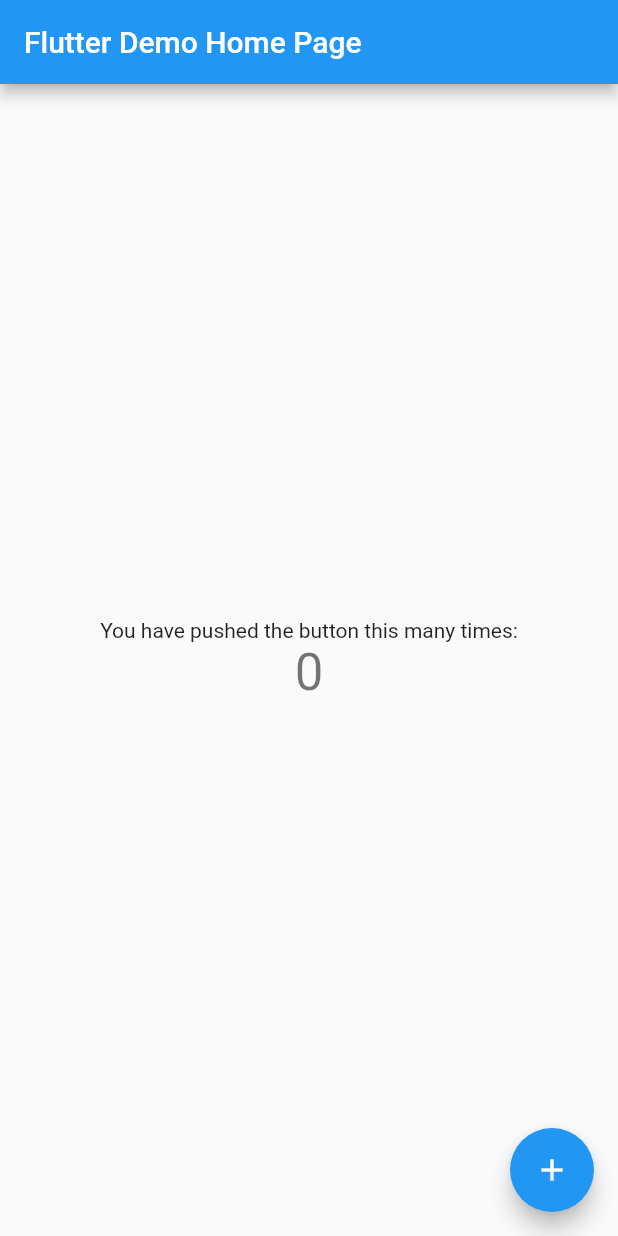
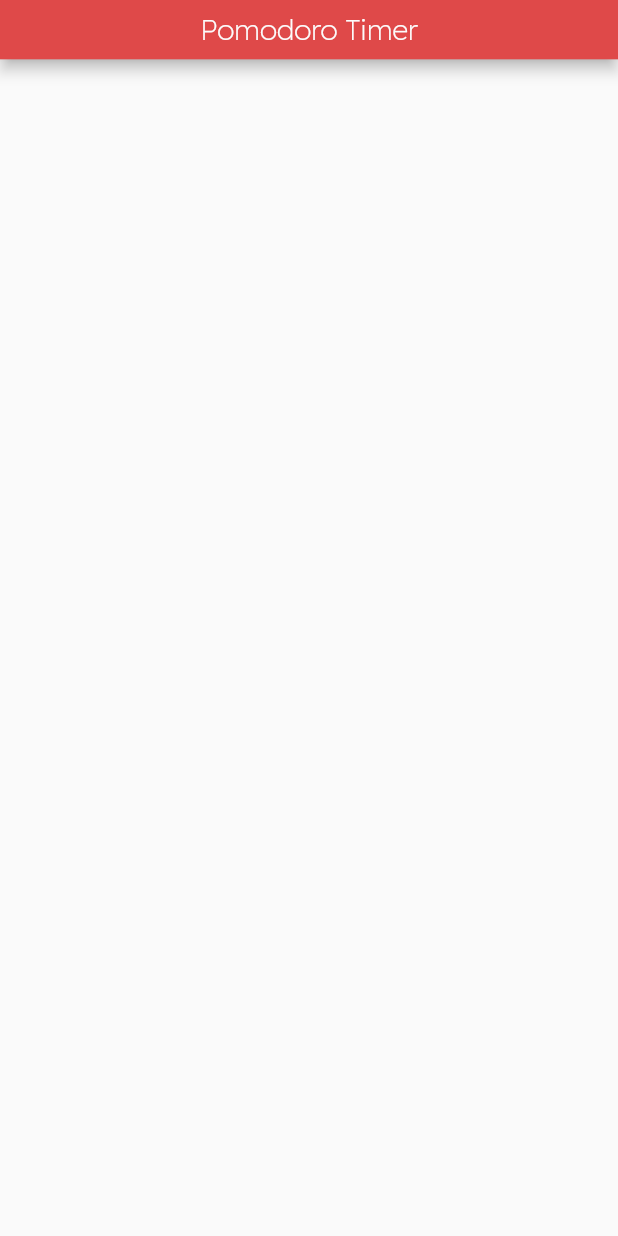
Before and after one commit to IgorArthur/Pomodoro-Timer, a Flutter app: the screen it shows after launch, on a phone screen of 412 x 824 dp. Run offline on Flutter 3.47's test engine with Material 2 defaults, Android fonts, the phone set to English and light mode, and no system bars; our stand-ins replace google_fonts, sizer.

Commit message:
Adding AppColors, AppFonts and dependencies

```diff
--- a/pomodoro_timer_web/lib/main.dart
+++ b/pomodoro_timer_web/lib/main.dart
@@ -1,4 +1,7 @@
 import 'package:flutter/material.dart';
+import 'package:pomodoro_timer/view/export_views.dart';
+
+import 'view/export_views.dart';
 
 void main() {
   runApp(const MyApp());
@@ -7,109 +10,20 @@ void main() {
 class MyApp extends StatelessWidget {
   const MyApp({Key? key}) : super(key: key);
 
-  // This widget is the root of your application.
   @override
   Widget build(BuildContext context) {
-    return MaterialApp(
-      title: 'Flutter Demo',
-      theme: ThemeData(
-        // This is the theme of your application.
-        //
-        // Try running your application with "flutter run". You'll see the
-        // application has a blue toolbar. Then, without quitting the app, try
-        // changing the primarySwatch below to Colors.green and then invoke
-        // "hot reload" (press "r" in the console where you ran "flutter run",
-        // or simply save your changes to "hot reload" in a Flutter IDE).
-        // Notice that the counter didn't reset back to zero; the application
-        // is not restarted.
-        primarySwatch: Colors.blue,
-      ),
-      home: const MyHomePage(title: 'Flutter Demo Home Page'),
+    return Sizer(
+      builder: (BuildContext context, Orientation orientation,
+          DeviceType deviceType) {
+        return MaterialApp(
+          debugShowCheckedModeBanner: false,
+          title: 'Flutter Demo',
+          theme: ThemeData(
+            primarySwatch: Colors.blue,
+          ),
+          home: const HomePage(),
+        );
+      },
     );
   }
 }
-
-class MyHomePage extends StatefulWidget {
-  const MyHomePage({Key? key, required this.title}) : super(key: key);
-
-  // This widget is the home page of your application. It is stateful, meaning
-  // that it has a State object (defined below) that contains fields that affect
-  // how it looks.
-
-  // This class is the configuration for the state. It holds the values (in this
-  // case the title) provided by the parent (in this case the App widget) and
-  // used by the build method of the State. Fields in a Widget subclass are
-  // always marked "final".
-
-  final String title;
-
-  @override
-  State<MyHomePage> createState() => _MyHomePageState();
-}
-
-class _MyHomePageState extends State<MyHomePage> {
-  int _counter = 0;
-
-  void _incrementCounter() {
-    setState(() {
-      // This call to setState tells the Flutter framework that something has
-      // changed in this State, which causes it to rerun the build method below
-      // so that the display can reflect the updated values. If we changed
-      // _counter without calling setState(), then the build method would not be
-      // called again, and so nothing would appear to happen.
-      _counter++;
-    });
-  }
-
-  @override
-  Widget build(BuildContext context) {
-    // This method is rerun every time setState is called, for instance as done
-    // by the _incrementCounter method above.
-    //
-    // The Flutter framework has been optimized to make rerunning build methods
-    // fast, so that you can just rebuild anything that needs updating rather
-    // than having to individually change instances of widgets.
-    return Scaffold(
-      appBar: AppBar(
-        // Here we take the value from the MyHomePage object that was created by
-        // the App.build method, and use it to set our appbar title.
-        title: Text(widget.title),
-      ),
-      body: Center(
-        // Center is a layout widget. It takes a single child and positions it
-        // in the middle of the parent.
-        child: Column(
-          // Column is also a layout widget. It takes a list of children and
-          // arranges them vertically. By default, it sizes itself to fit its
-          // children horizontally, and tries to be as tall as its parent.
-          //
-          // Invoke "debug painting" (press "p" in the console, choose the
-          // "Toggle Debug Paint" action from the Flutter Inspector in Android
-          // Studio, or the "Toggle Debug Paint" command in Visual Studio Code)
-          // to see the wireframe for each widget.
-          //
-          // Column has various properties to control how it sizes itself and
-          // how it positions its children. Here we use mainAxisAlignment to
-          // center the children vertically; the main axis here is the vertical
-          // axis because Columns are vertical (the cross axis would be
-          // horizontal).
-          mainAxisAlignment: MainAxisAlignment.center,
-          children: <Widget>[
-            const Text(
-              'You have pushed the button this many times:',
-            ),
-            Text(
-              '$_counter',
-              style: Theme.of(context).textTheme.headline4,
-            ),
-          ],
-        ),
-      ),
-      floatingActionButton: FloatingActionButton(
-        onPressed: _incrementCounter,
-        tooltip: 'Increment',
-        child: const Icon(Icons.add),
-      ), // This trailing comma makes auto-formatting nicer for build methods.
-    );
-  }
-}
--- /dev/null
+++ b/pomodoro_timer_web/lib/view/export_views.dart
@@ -0,0 +1,3 @@
+export 'home_page.dart';
+
+export 'utils/export_utils.dart';
--- /dev/null
+++ b/pomodoro_timer_web/lib/view/home_page.dart
@@ -0,0 +1,25 @@
+import 'package:flutter/material.dart';
+import 'package:pomodoro_timer/view/utils/export_utils.dart';
+
+class HomePage extends StatefulWidget {
+  const HomePage({Key? key}) : super(key: key);
+
+  @override
+  State<HomePage> createState() => _HomePageState();
+}
+
+class _HomePageState extends State<HomePage> {
+
+  @override
+  Widget build(BuildContext context) {
+    return Scaffold(
+      appBar: AppBar(
+        title: const Text('Pomodoro Timer').body1(AppColors.neutral100),
+        centerTitle: true,
+        backgroundColor: AppColors.primary200,
+        toolbarHeight: 4.8.h,
+      ),
+      body: Container(),
+    );
+  }
+}
--- /dev/null
+++ b/pomodoro_timer_web/lib/view/utils/app_colors.dart
@@ -0,0 +1,15 @@
+import 'package:flutter/material.dart';
+
+class AppColors {
+
+  static const Color neutral100 = Color(0xFFFCFCFC);
+  static const Color neutral200 = Color(0xFFAFAFAF);
+  static const Color neutral300 = Color(0xFF767676);
+  static const Color neutral400 = Color(0xFF1A1A1A);
+
+  static const Color primary100 = Color(0xFFFF7F7F);
+  static const Color primary200 = Color(0xFFDF4949);
+
+  static const Color secondary100 = Color(0xFF39B84D);
+
+}
--- /dev/null
+++ b/pomodoro_timer_web/lib/view/utils/export_utils.dart
@@ -0,0 +1,3 @@
+export 'app_colors.dart';
+export 'package:sizer/sizer.dart';
+export 'app_fonts.dart';
--- a/pomodoro_timer_web/pubspec.yaml
+++ b/pomodoro_timer_web/pubspec.yaml
@@ -34,6 +34,8 @@ dependencies:
   # The following adds the Cupertino Icons font to your application.
   # Use with the CupertinoIcons class for iOS style icons.
   cupertino_icons: ^1.0.2
+  sizer: ^2.0.15
+  google_fonts: ^2.3.1
 
 dev_dependencies:
   flutter_test:
```
Also changed, not shown: pomodoro_timer_web/lib/view/utils/app_fonts.dart (added, +47 -0 lines).
